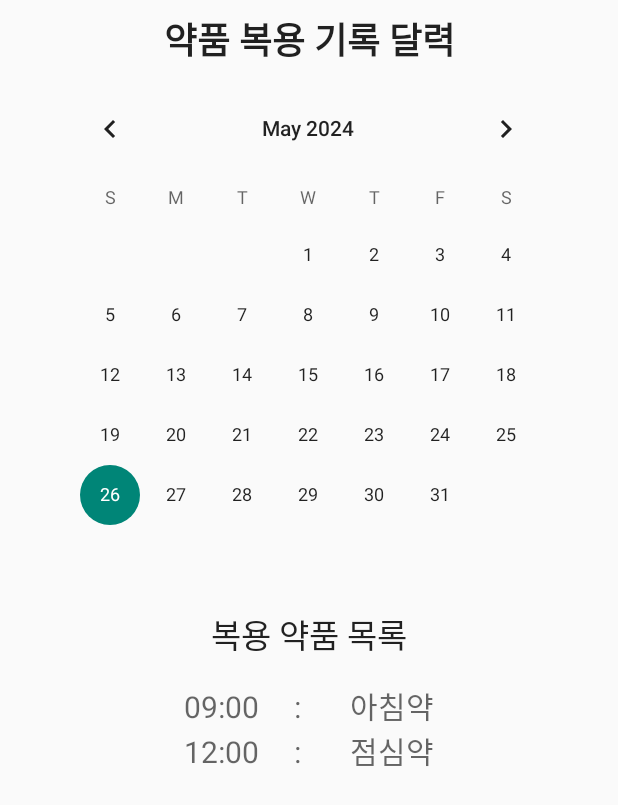
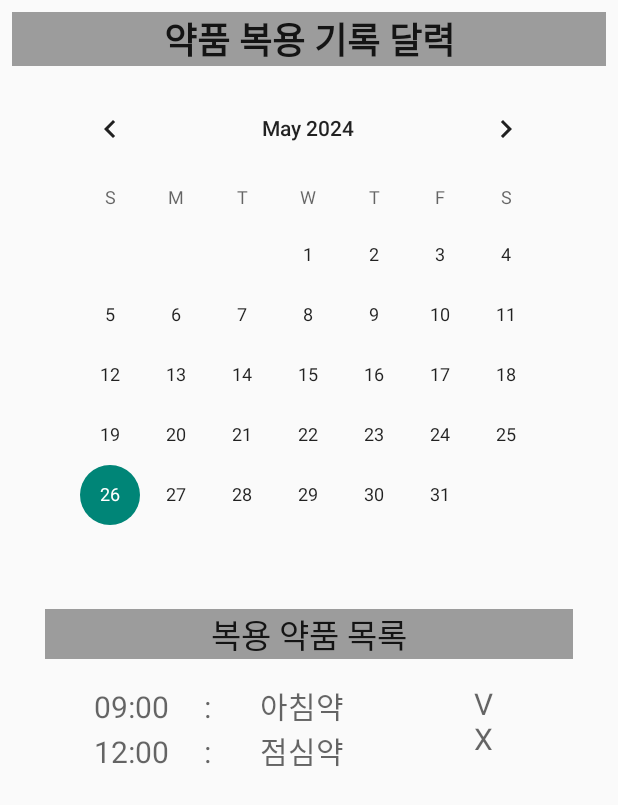
Before and after one commit to wpdnd0414/Med_Quick, an Android app built with Jetpack Compose: the Calendar screen opened directly, with no data from a screen before it, on a phone screen of 412 x 824 dp. Shown: the top 805 px of the screen. Run offline under Robolectric (Android 15) with nearby library versions, the phone set to English and light mode, and no system bars; 1 statement that could not run was skipped.

Commit message:
xml 추가수정

```diff
--- a/app/src/main/res/layout/activity_calendar.xml
+++ b/app/src/main/res/layout/activity_calendar.xml
@@ -3,6 +3,7 @@
 <androidx.constraintlayout.widget.ConstraintLayout xmlns:android="http://schemas.android.com/apk/res/android"
     xmlns:app="http://schemas.android.com/apk/res-auto"
 
+    xmlns:tools="http://schemas.android.com/tools"
     android:layout_width="match_parent"
     android:layout_height="wrap_content"
     android:orientation="vertical" >
@@ -25,6 +26,7 @@
         android:layout_marginStart="30dp"
         android:layout_marginTop="16dp"
         android:layout_marginEnd="30dp"
+        android:background="#9C9C9C"
         android:gravity="center"
         android:text="복용 약품 목록"
         android:textAppearance="@style/TextAppearance.AppCompat.Large"
@@ -38,7 +40,7 @@
         android:layout_height="140dp"
         android:layout_marginStart="30dp"
         android:layout_marginTop="16dp"
-        android:layout_marginEnd="30dp"
+        android:layout_marginEnd="150dp"
         android:hint="09:00     :       아침약\n12:00     :       점심약"
         android:textAlignment="center"
         android:textSize="20sp"
@@ -48,7 +50,6 @@
         app:layout_constraintTop_toBottomOf="@+id/diaryTextView" />
 
 
-
     <TextView
         android:id="@+id/textView3"
         android:layout_width="0dp"
@@ -56,6 +57,7 @@
         android:layout_marginStart="8dp"
         android:layout_marginTop="8dp"
         android:layout_marginEnd="8dp"
+        android:background="#9C9C9C"
         android:gravity="center"
         android:text="약품 복용 기록 달력"
         android:textAppearance="@style/TextAppearance.AppCompat.Large"
@@ -65,7 +67,18 @@
         app:layout_constraintStart_toStartOf="parent"
         app:layout_constraintTop_toTopOf="parent" />
 
-
+    <TextView
+        android:id="@+id/textView"
+        android:layout_width="105dp"
+        android:layout_height="140dp"
+        android:layout_marginTop="16dp"
+        android:layout_marginEnd="30dp"
+        android:hint="V\nX"
+        android:textAlignment="center"
+        android:textSize="20sp"
+        app:layout_constraintEnd_toEndOf="parent"
+        app:layout_constraintStart_toEndOf="@+id/contextEditText"
+        app:layout_constraintTop_toBottomOf="@+id/diaryTextView" />
 
 
 </androidx.constraintlayout.widget.ConstraintLayout>
```
